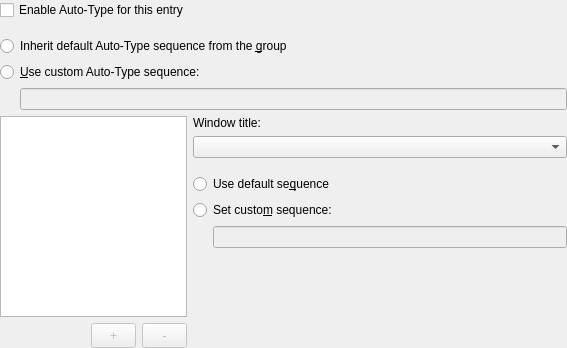
This is src/gui/entry/EditEntryWidgetAutoType.ui in keepassxreboot/keepassxc as Qt 5 draws it before an edit. The edited form follows.
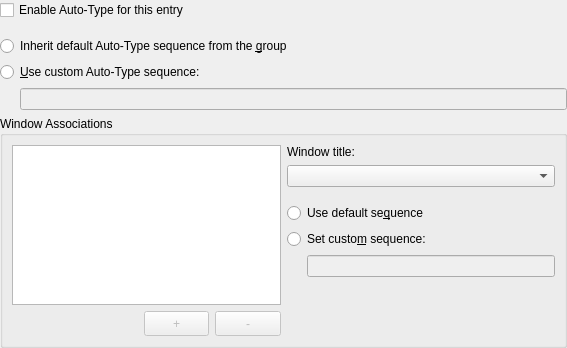
This is the edited form. Custom widgets are drawn as their Qt base class.

Commit message: Removed header from autotype window listview; replaced with groupbox

Patch:
```diff
--- a/src/gui/entry/EditEntryWidgetAutoType.ui
+++ b/src/gui/entry/EditEntryWidgetAutoType.ui
@@ -88,7 +88,11 @@
     </layout>
    </item>
    <item>
-    <layout class="QHBoxLayout" name="horizontalLayout_3" stretch="1,2">
+    <widget class="QGroupBox" name="windowsBox">
+     <property name="title">
+      <string>Window Associations</string>
+     </property>
+     <layout class="QHBoxLayout" name="horizontalLayout_5">
      <item>
       <layout class="QVBoxLayout" name="verticalLayout_3">
        <item>
@@ -99,6 +103,12 @@
          <property name="uniformRowHeights">
           <bool>true</bool>
          </property>
+          <property name="sortingEnabled">
+           <bool>false</bool>
+          </property>
+          <attribute name="headerVisible">
+           <bool>false</bool>
+          </attribute>
         </widget>
        </item>
        <item>
@@ -249,6 +259,12 @@
       </layout>
      </item>
     </layout>
+     <zorder></zorder>
+     <zorder></zorder>
+     <zorder></zorder>
+     <zorder></zorder>
+     <zorder></zorder>
+    </widget>
    </item>
   </layout>
  </widget>
```
Lines whose indentation alone changed are shown as unchanged.
